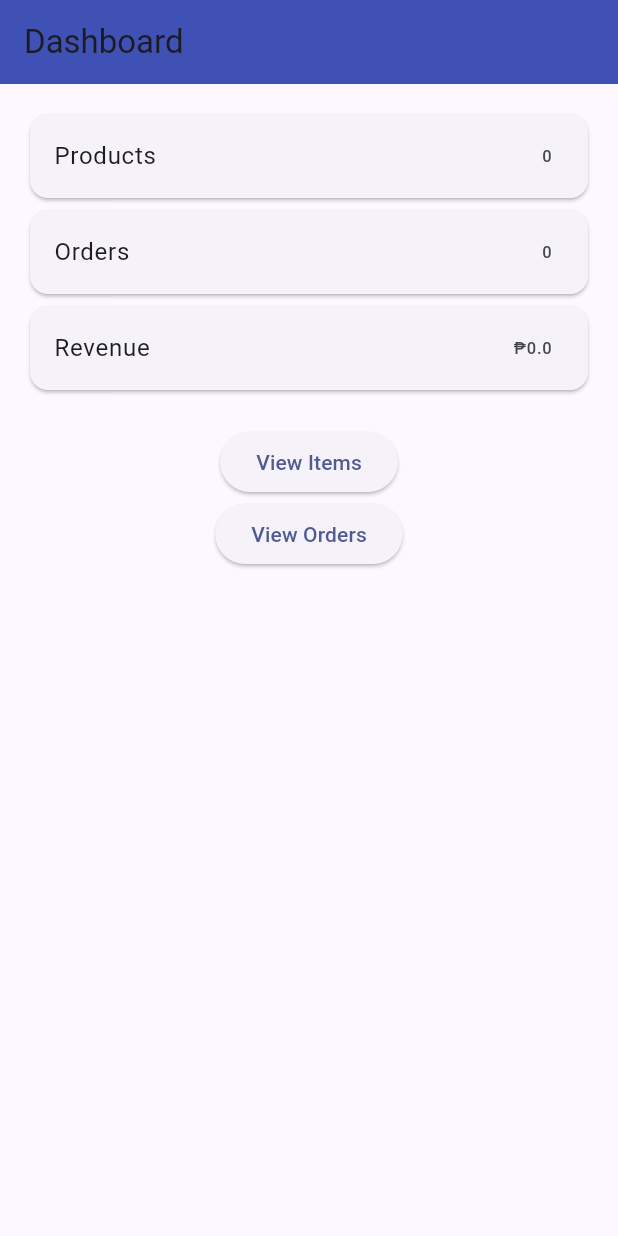
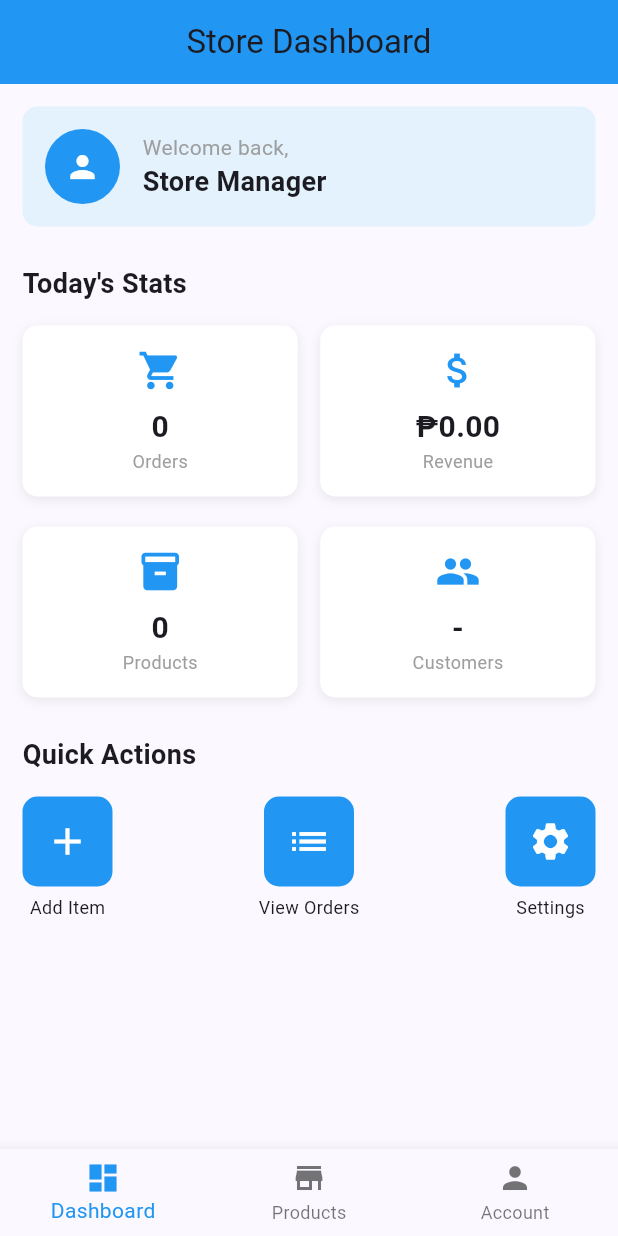
Before and after one commit to tropicalhutlover/Ice-Ice-Baby_RetailHub, a Flutter app: the DashboardScreen screen opened directly with empty values, on a phone screen of 412 x 824 dp. Run offline on Flutter 3.47's test engine with Material 3 defaults, Android fonts, the phone set to English and light mode, and no system bars; our stand-ins replace sqflite; accounts and stored records are empty; network calls fail.

Commit message:
update dashboard

```diff
--- a/lib/dashboard_screen.dart
+++ b/lib/dashboard_screen.dart
@@ -13,6 +13,8 @@ class DashboardScreen extends StatefulWidget {
 }
 
 class _DashboardScreenState extends State<DashboardScreen> {
+  int _selectedIndex = 0;
+
   int itemCount = 0;
   int orderCount = 0;
   double revenue = 0;
@@ -29,70 +31,250 @@ class _DashboardScreenState extends State<DashboardScreen> {
     final items = await db.getItems();
     final orders = await db.getOrders(widget.userId);
 
+    setState(() {
       itemCount = items.length;
       orderCount = orders.length;
-
       revenue = orders.fold(
         0,
             (sum, order) => sum + (order['total'] as num),
       );
+    });
+  }
 
-    setState(() {});
+  void _onItemTapped(int index) {
+    setState(() {
+      _selectedIndex = index;
+    });
   }
+
+  late final List<Widget> _screens = [
+    DashboardContent(
+      itemCount: itemCount,
+      orderCount: orderCount,
+      revenue: revenue,
+      userId: widget.userId,
+    ),
+    const ItemListScreen(),
+    const Center(child: Text('Account Screen')),
+  ];
 
   @override
   Widget build(BuildContext context) {
     return Scaffold(
-      appBar: AppBar(
-        title: const Text("Dashboard"),
-        backgroundColor: Colors.indigo,
+      appBar: _selectedIndex == 0
+          ? AppBar(
+        title: const Text('Store Dashboard'),
+        backgroundColor: Colors.blue,
+        centerTitle: true,
+      )
+          : null,
+      body: _screens[_selectedIndex],
+      bottomNavigationBar: BottomNavigationBar(
+        currentIndex: _selectedIndex,
+        onTap: _onItemTapped,
+        selectedItemColor: Colors.blue,
+        items: const [
+          BottomNavigationBarItem(
+            icon: Icon(Icons.dashboard),
+            label: 'Dashboard',
           ),
-      body: Padding(
-        padding: const EdgeInsets.all(16),
-        child: Column(
-          children: [
-            infoCard("Products", "$itemCount"),
-            infoCard("Orders", "$orderCount"),
-            infoCard("Revenue", "₱$revenue"),
-
-            const SizedBox(height: 20),
-
-            ElevatedButton(
-              onPressed: () {
-                Navigator.push(
-                  context,
-                  MaterialPageRoute(
-                    builder: (_) => const ItemListScreen(),
+          BottomNavigationBarItem(
+            icon: Icon(Icons.store),
+            label: 'Products',
           ),
-                );
-              },
-              child: const Text("View Items"),
-            ),
-
-            ElevatedButton(
-              onPressed: () {
-                Navigator.push(
-                  context,
-                  MaterialPageRoute(
-                    builder: (_) =>
-                        OrderedListScreen(userId: widget.userId),
-                  ),
-                );
-              },
-              child: const Text("View Orders"),
+          BottomNavigationBarItem(
+            icon: Icon(Icons.person),
+            label: 'Account',
           ),
         ],
-        ),
       ),
     );
   }
 }
 
-Widget infoCard(String title, String value) {
-  return Card(
-    child: ListTile(
-      title: Text(title),
-      trailing: Text(value),
+
+class DashboardContent extends StatelessWidget {
+  final int itemCount;
+  final int orderCount;
+  final double revenue;
+  final int userId;
+
+  const DashboardContent({
+    super.key,
+    required this.itemCount,
+    required this.orderCount,
+    required this.revenue,
+    required this.userId,
+  });
+
+  @override
+  Widget build(BuildContext context) {
+    return SingleChildScrollView(
+      padding: const EdgeInsets.all(15.0),
+      child: Column(
+        crossAxisAlignment: CrossAxisAlignment.start,
+        children: [
+          // Welcome Section
+          Container(
+            padding: const EdgeInsets.all(15),
+            decoration: BoxDecoration(
+              color: Colors.blue[50],
+              borderRadius: BorderRadius.circular(10),
+            ),
+            child: const Row(
+              children: [
+                CircleAvatar(
+                  radius: 25,
+                  backgroundColor: Colors.blue,
+                  child: Icon(Icons.person, color: Colors.white),
+                ),
+                SizedBox(width: 15),
+                Column(
+                  crossAxisAlignment: CrossAxisAlignment.start,
+                  children: [
+                    Text('Welcome back,',
+                        style: TextStyle(color: Colors.grey)),
+                    Text(
+                      'Store Manager',
+                      style:
+                      TextStyle(fontSize: 18, fontWeight: FontWeight.bold),
+                    ),
+                  ],
+                ),
+              ],
+            ),
+          ),
+
+          const SizedBox(height: 25),
+
+          const Text(
+            'Today\'s Stats',
+            style: TextStyle(fontSize: 18, fontWeight: FontWeight.bold),
+          ),
+
+          const SizedBox(height: 15),
+
+          Row(
+            children: [
+              Expanded(
+                child: _statCard(
+                    'Orders', orderCount.toString(), Icons.shopping_cart),
+              ),
+              const SizedBox(width: 15),
+              Expanded(
+                child: _statCard(
+                    'Revenue', '₱${revenue.toStringAsFixed(2)}',
+                    Icons.attach_money),
+              ),
+            ],
+          ),
+
+          const SizedBox(height: 20),
+
+          Row(
+            children: [
+              Expanded(
+                child: _statCard(
+                    'Products', itemCount.toString(), Icons.inventory),
+              ),
+              const SizedBox(width: 15),
+              Expanded(
+                child: _statCard('Customers', '-', Icons.people),
+              ),
+            ],
+          ),
+
+          const SizedBox(height: 25),
+
+          const Text(
+            'Quick Actions',
+            style: TextStyle(fontSize: 18, fontWeight: FontWeight.bold),
+          ),
+
+          const SizedBox(height: 15),
+
+          Row(
+            mainAxisAlignment: MainAxisAlignment.spaceBetween,
+            children: [
+              _actionButton(context, 'Add Item', Icons.add, () {
+                ScaffoldMessenger.of(context).showSnackBar(
+                  const SnackBar(content: Text('Add Item clicked')),
+                );
+              }),
+              _actionButton(context, 'View Orders', Icons.list, () {
+                Navigator.push(
+                  context,
+                  MaterialPageRoute(
+                    builder: (_) => OrderedListScreen(userId: userId),
+                  ),
+                );
+              }),
+              _actionButton(context, 'Settings', Icons.settings, () {
+                ScaffoldMessenger.of(context).showSnackBar(
+                  const SnackBar(content: Text('Settings clicked')),
+                );
+              }),
+            ],
+          ),
+
+          const SizedBox(height: 40),
+        ],
       ),
     );
   }
+}
+
+
+Widget _statCard(String title, String value, IconData icon) {
+  return Container(
+    padding: const EdgeInsets.all(15),
+    decoration: BoxDecoration(
+      color: Colors.white,
+      borderRadius: BorderRadius.circular(10),
+      boxShadow: [
+        BoxShadow(
+          color: Colors.grey.withOpacity(0.2),
+          blurRadius: 5,
+          offset: const Offset(0, 2),
+        ),
+      ],
+    ),
+    child: Column(
+      children: [
+        Icon(icon, color: Colors.blue, size: 30),
+        const SizedBox(height: 8),
+        Text(value,
+            style: const TextStyle(
+                fontSize: 20, fontWeight: FontWeight.bold)),
+        Text(title,
+            style: const TextStyle(color: Colors.grey, fontSize: 12)),
+      ],
+    ),
+  );
+}
+
+Widget _actionButton(
+    BuildContext context,
+    String label,
+    IconData icon,
+    VoidCallback onTap,
+    ) {
+  return GestureDetector(
+    onTap: onTap,
+    child: Column(
+      children: [
+        Container(
+          width: 60,
+          height: 60,
+          decoration: BoxDecoration(
+            color: Colors.blue,
+            borderRadius: BorderRadius.circular(10),
+          ),
+          child: Icon(icon, color: Colors.white, size: 30),
+        ),
+        const SizedBox(height: 5),
+        Text(label, style: const TextStyle(fontSize: 12)),
+      ],
+    ),
+  );
+}
```
Lines whose indentation alone changed are shown as unchanged.
